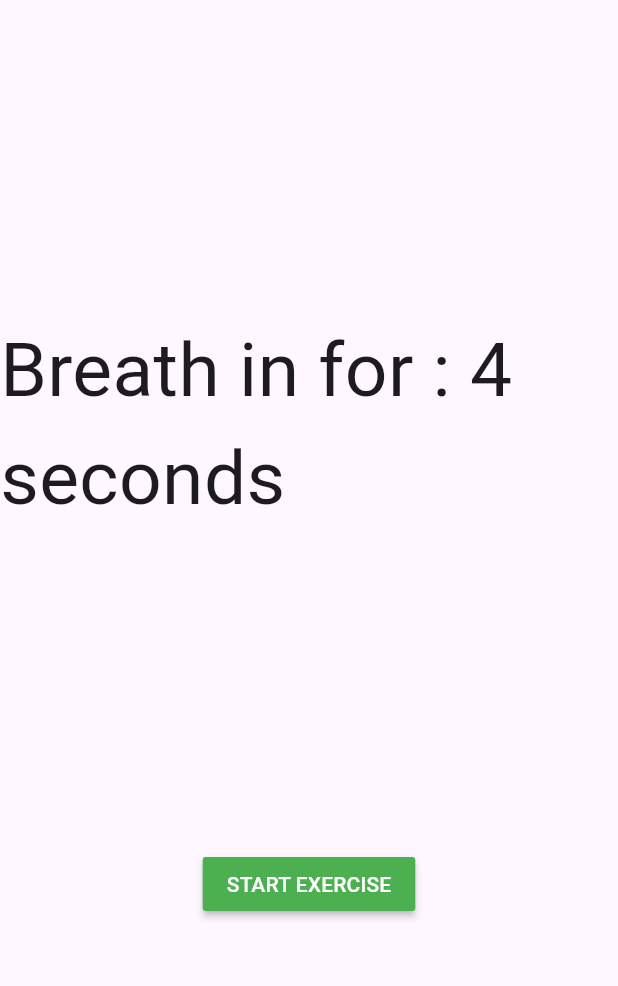
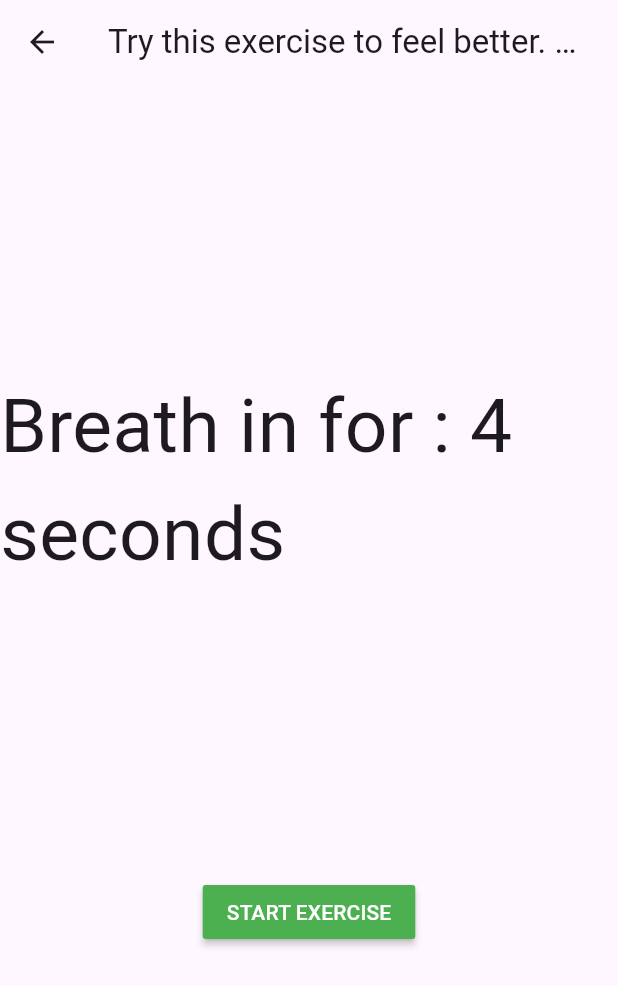
Before and after one commit to BoiPlex/HealthScan, a Flutter app: the AngryPage screen opened directly, on a phone screen of 412 x 824 dp. Shown: the top 986 px of the screen. Run offline on Flutter 3.47's test engine with Material 3 defaults, Android fonts, the light colour scheme and no system bars; our stand-ins replace camera.

Commit message:
Rearranged angry_page
Title

```diff
--- a/health-scanner/lib/emotion_pages/angry_page/angry_page.dart
+++ b/health-scanner/lib/emotion_pages/angry_page.dart
@@ -52,6 +52,11 @@
   @override
   Widget build(BuildContext context) {
     return Scaffold(
+      appBar: AppBar(
+        title: Text('Try this exercise to feel better. Repeat as necessary.'),
+        elevation: 0,
+        centerTitle: true,
+      ),
       body: Center(
         child: Column(
           mainAxisAlignment: MainAxisAlignment.spaceEvenly,
```
